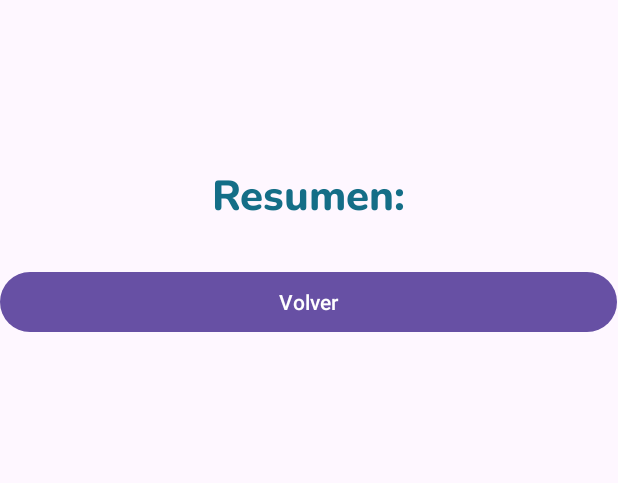
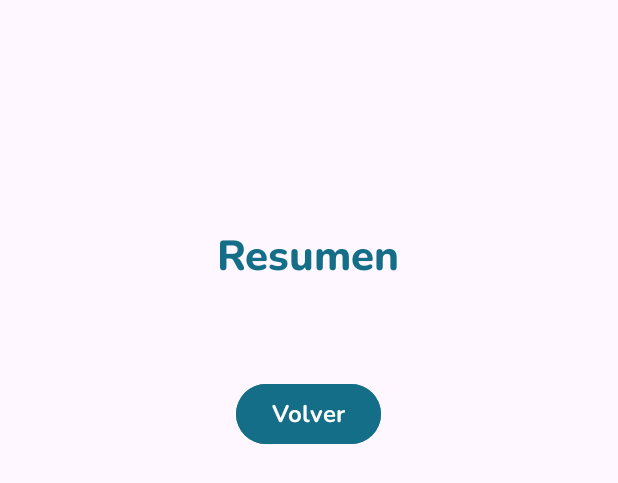
Before and after one commit to marialafsan/Form_Android, an Android app: the layout activity_secondary.xml on its own in the app's theme, with its tools: preview values and no code run, on a phone screen of 412 x 824 dp. Shown: the top 483 px of the screen. Run offline under Robolectric (Android 15) with nearby library versions, the phone set to English and light mode, and no system bars.

Commit message:
Minor fixes in the layout

```diff
--- a/app/src/main/java/com/example/form_android/MainActivity.kt
+++ b/app/src/main/java/com/example/form_android/MainActivity.kt
@@ -82,10 +82,10 @@ class MainActivity : AppCompatActivity() {
 
             var tecnologias = ""
             if (cbJava.isChecked) {
-                tecnologias += "\n" + cbJava.text.toString() + "\n"
+                tecnologias += cbJava.text.toString() + " "
             }
             if (cbKotlin.isChecked) {
-                tecnologias += "\n" + cbKotlin.text.toString() + "\n"
+                tecnologias += cbKotlin.text.toString() + " "
             }
             if (tecnologias.isEmpty()) {
                 Toast.makeText(this, "Selecciona al menos una tecnología", Toast.LENGTH_SHORT).show()
--- a/app/src/main/java/com/example/form_android/SecondaryActivity.kt
+++ b/app/src/main/java/com/example/form_android/SecondaryActivity.kt
@@ -6,8 +6,6 @@ import android.widget.Button
 import android.widget.TextView
 import androidx.activity.enableEdgeToEdge
 import androidx.appcompat.app.AppCompatActivity
-import androidx.core.view.ViewCompat
-import androidx.core.view.WindowInsetsCompat
 
 class SecondaryActivity : AppCompatActivity() {
 
@@ -35,7 +33,7 @@ class SecondaryActivity : AppCompatActivity() {
 
         val resumen = """
 
-            Datos del alumno:
+            Datos del alumno
 
             Nombre: $nombre
             Edad: $edad
--- a/app/src/main/res/layout/activity_secondary.xml
+++ b/app/src/main/res/layout/activity_secondary.xml
@@ -8,14 +8,17 @@
 
     <LinearLayout
         android:layout_width="411dp"
-        android:layout_height="0dp"
+        android:layout_height="730dp"
         android:orientation="vertical"
+        android:gravity="center_horizontal"
+
         app:layout_constraintBottom_toBottomOf="parent"
         app:layout_constraintTop_toTopOf="parent"
         app:layout_constraintVertical_bias="0.0"
         app:layout_constraintHorizontal_bias="0.0"
         app:layout_constraintEnd_toEndOf="parent"
         app:layout_constraintStart_toStartOf="parent"
+
         tools:layout_editor_absoluteX="0dp">
 
 
@@ -23,7 +26,7 @@
             android:id="@+id/txtTitulo"
             android:layout_width="match_parent"
             android:layout_height="wrap_content"
-            android:layout_marginTop="110dp"
+            android:layout_marginTop="150dp"
 
             android:fontFamily="@font/nunito_extrabold"
             android:text="@string/txt_resumen"
@@ -36,17 +39,29 @@
             android:id="@+id/txtResumen"
             android:layout_width="match_parent"
             android:layout_height="wrap_content"
+            android:layout_marginTop="20dp"
+            android:layout_marginStart="40dp"
+            android:layout_marginBottom="20dp"
+
             android:fontFamily="@font/nunito_bold"
-            android:textAlignment="center"
             android:textColor="@color/charcoal"
-            android:textSize="20sp"
+            android:textSize="16sp"
             android:textStyle="bold"
              />
 
         <Button
             android:id="@+id/btnVolver"
-            android:layout_width="match_parent"
+            android:layout_width="wrap_content"
             android:layout_height="wrap_content"
+            android:layout_gravity="center_horizontal"
+
+            android:fontFamily="@font/nunito_bold"
+            android:textAlignment="center"
+            android:textColor="@color/white"
+            android:textSize="16sp"
+            android:textStyle="bold"
+            android:backgroundTint="@color/navy"
+
             android:text="@string/btn_volver" />
 
 
--- a/app/src/main/res/values/strings.xml
+++ b/app/src/main/res/values/strings.xml
@@ -13,7 +13,7 @@
     <string name="txt_tech">Tecnologías Usadas:</string>
     <string name="txt_turno">Turno:</string>
 
-    <string name="txt_resumen">Resumen:</string>
+    <string name="txt_resumen">Resumen</string>
     <string name="btn_volver">Volver</string>
 
 </resources>
```
